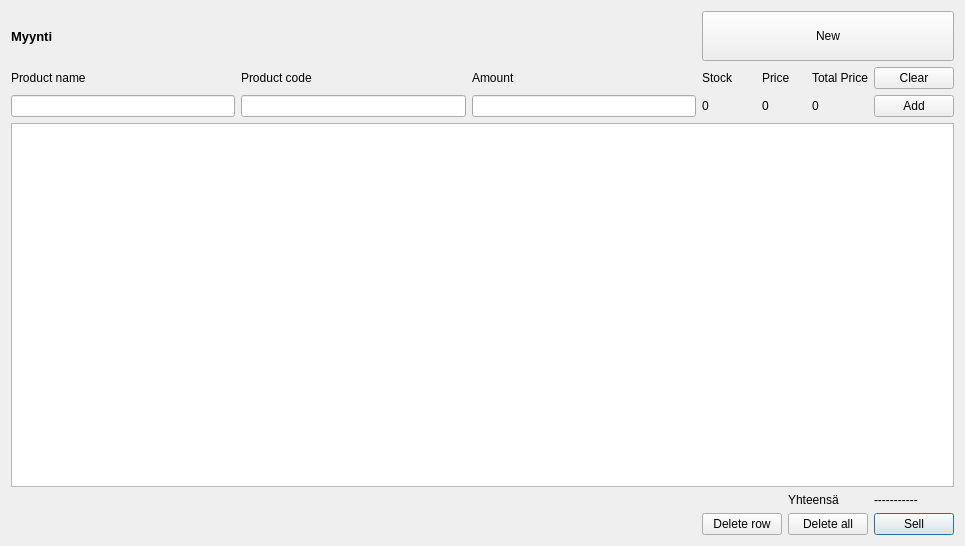
Above: ui/sales/sale.ui from t3vato00/projekti1 before the change. Below: the same form after it.
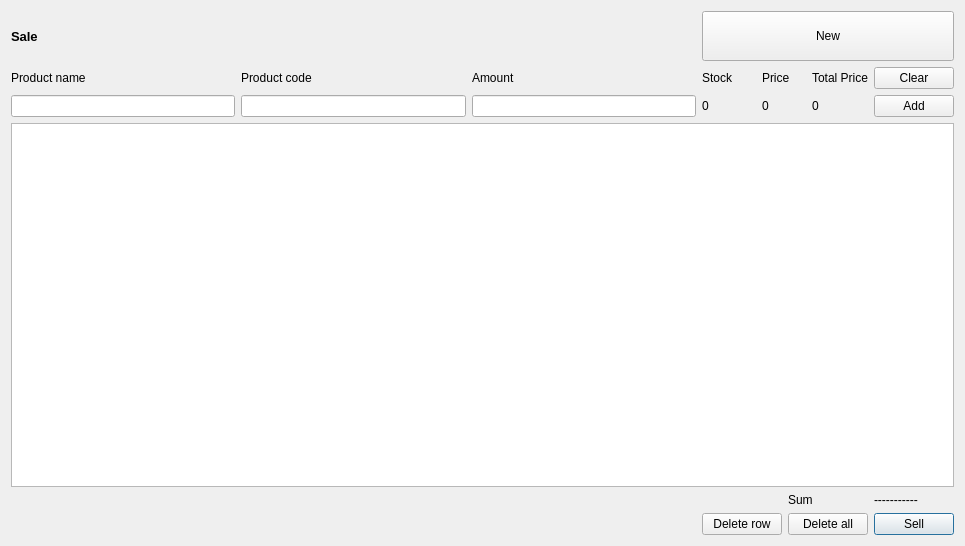
That is the form after the change.

```diff
--- a/ui/sales/sale.ui
+++ b/ui/sales/sale.ui
@@ -60,7 +60,7 @@
      <item row="0" column="1">
       <widget class="QLabel" name="label_2">
        <property name="text">
-        <string>Yhteensä</string>
+        <string>Sum</string>
        </property>
       </widget>
      </item>
@@ -170,7 +170,7 @@
       </font>
      </property>
      <property name="text">
-      <string>Myynti</string>
+      <string>Sale</string>
      </property>
     </widget>
    </item>
```
